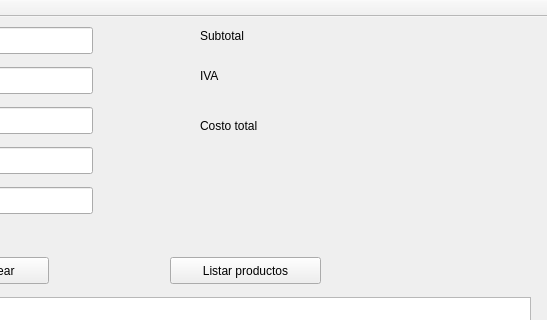
luisalvaran17/Reto7, file practica/practica4/ventana.ui: the form before one commit; both pictures show x 200 to 747 and y 0 to 320 of the 747 by 543 pixel window.
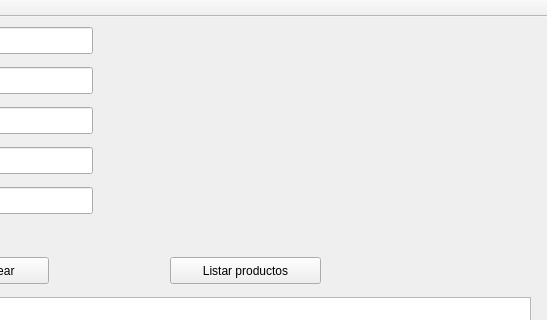
The form after the commit.

The edit to the form file:
```diff
--- a/practica/practica4/ventana.ui
+++ b/practica/practica4/ventana.ui
@@ -139,45 +139,6 @@
      </rect>
     </property>
    </widget>
-   <widget class="QLabel" name="label_6">
-    <property name="geometry">
-     <rect>
-      <x>400</x>
-      <y>10</y>
-      <width>67</width>
-      <height>17</height>
-     </rect>
-    </property>
-    <property name="text">
-     <string>Subtotal</string>
-    </property>
-   </widget>
-   <widget class="QLabel" name="label_7">
-    <property name="geometry">
-     <rect>
-      <x>400</x>
-      <y>50</y>
-      <width>67</width>
-      <height>17</height>
-     </rect>
-    </property>
-    <property name="text">
-     <string>IVA</string>
-    </property>
-   </widget>
-   <widget class="QLabel" name="label_8">
-    <property name="geometry">
-     <rect>
-      <x>400</x>
-      <y>100</y>
-      <width>81</width>
-      <height>17</height>
-     </rect>
-    </property>
-    <property name="text">
-     <string>Costo total</string>
-    </property>
-   </widget>
    <widget class="QPushButton" name="pushButton">
     <property name="geometry">
      <rect>
```
Left out of the diff: 2 changed lines with no effect on the pictures.
